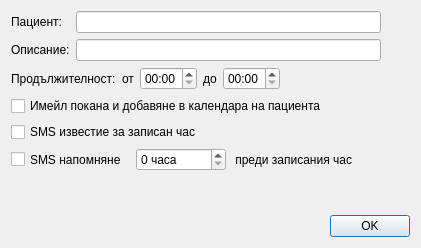
thefinalcutbg/DinoDent, file src/View/Widgets/CalendarEventDialog.ui: the form before one commit.
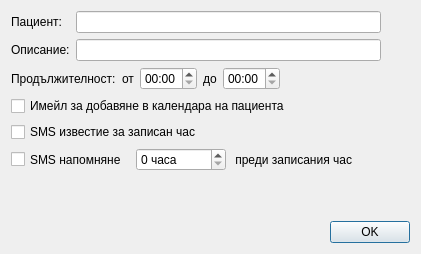
The form after the commit.

Commit message: tick position fix

```diff
--- a/src/View/Widgets/CalendarEventDialog.ui
+++ b/src/View/Widgets/CalendarEventDialog.ui
@@ -7,7 +7,7 @@
     <x>0</x>
     <y>0</y>
     <width>421</width>
-    <height>248</height>
+    <height>254</height>
    </rect>
   </property>
   <property name="minimumSize">
@@ -178,7 +178,7 @@
       <item>
        <widget class="QCheckBox" name="emailCheck">
         <property name="text">
-         <string>Имейл покана и добавяне в календара на пациента</string>
+         <string>Имейл за добавяне в календара на пациента</string>
         </property>
        </widget>
       </item>
```
Left out of the diff: 2 changed lines with no effect on the pictures.
